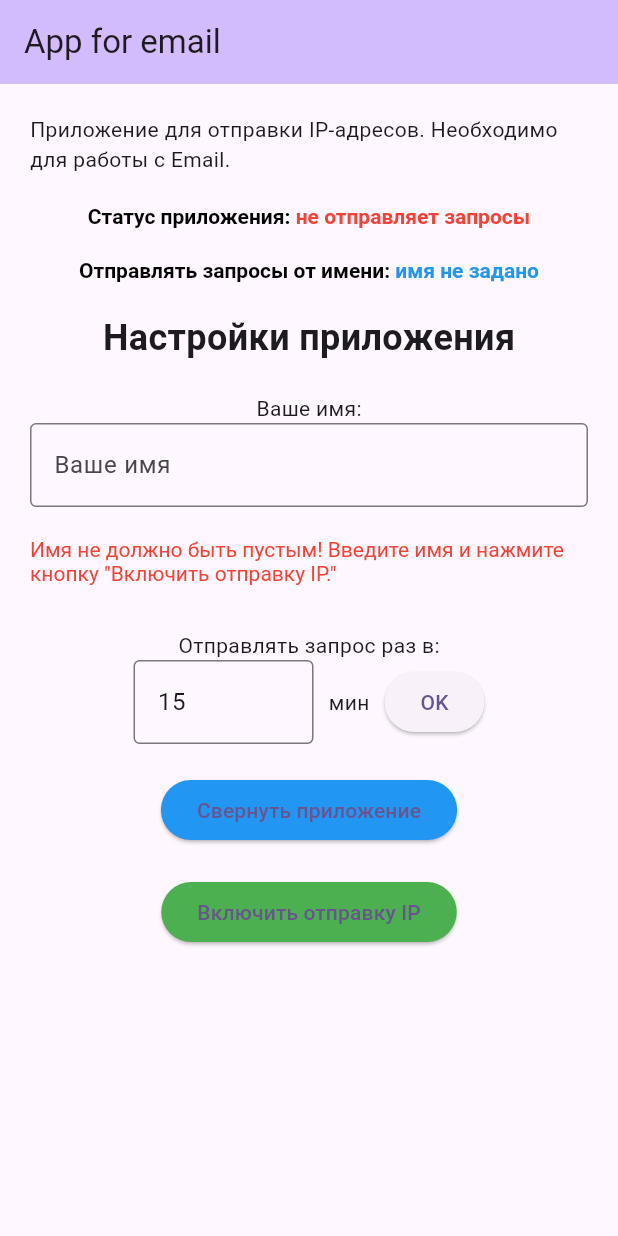
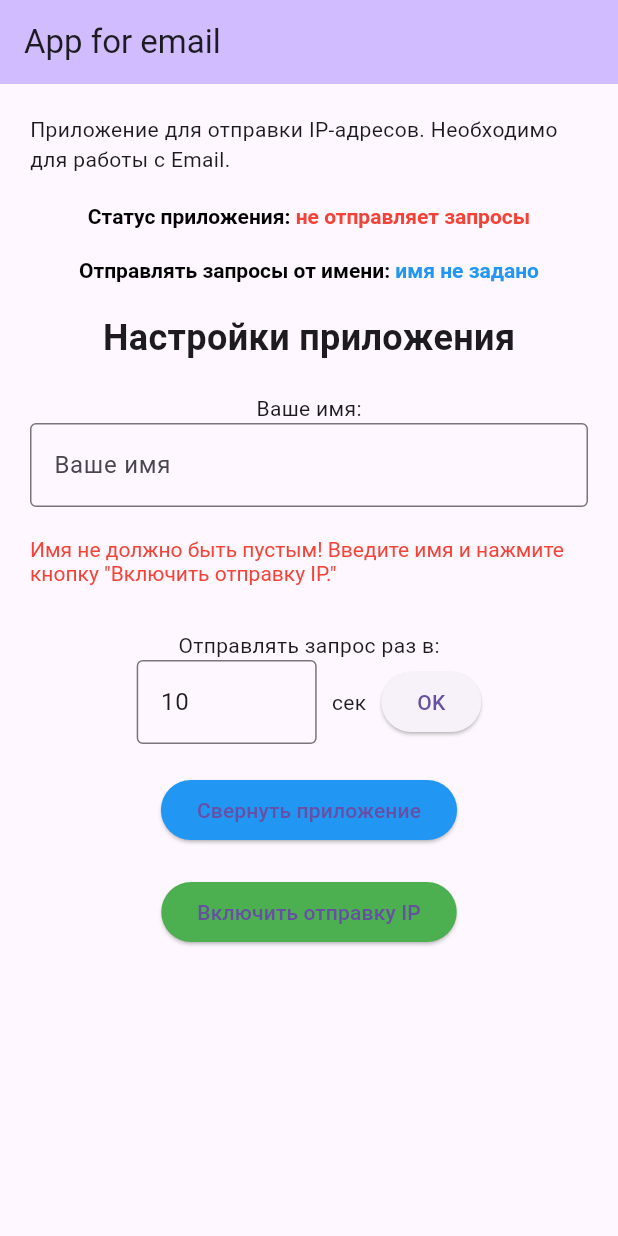
Before and after one commit to a-zhuravlev-npoa/send_ip_email, a Flutter app: the screen it shows after launch, after a tap on "OK", on a phone screen of 412 x 824 dp. Run offline on Flutter 3.47's test engine with Material 3 defaults, Android fonts, the phone set to English and light mode, and no system bars; our stand-ins replace flutter_local_notifications, permission_handler, shared_preferences; missing offline and left inert: android_alarm_manager_plus, flutter_background, flutter_foreground_task.

Commit message:
Отправка уведомлений в фоне

```diff
--- a/lib/main.dart
+++ b/lib/main.dart
@@ -1,11 +1,10 @@
-// import 'package:android_alarm_manager_plus/android_alarm_manager_plus.dart';
 import 'package:flutter/material.dart';
 import 'package:flutter/services.dart';
 import 'package:shared_preferences/shared_preferences.dart';
 import 'dart:io';
 import 'package:http/http.dart' as http;
+import 'package:flutter_foreground_task/flutter_foreground_task.dart';
 import 'dart:async';
-import 'package:workmanager/workmanager.dart';
 
 
 const startPeriodicTask = "ru.ssh.send_ip_email.startPeriodicTask";
@@ -33,60 +32,198 @@
 
 @pragma('vm:entry-point')
 void callbackDispatcher() {
-  Workmanager().executeTask((task, inputData) async {
+  FlutterForegroundTask.setTaskHandler(MyTaskHandler());
+}
 
-    switch (task) {
-      case startPeriodicTask:
-        sendCurlRequest();
-        print("$startPeriodicTask was executed");
-        print("==================");
+class MyTaskHandler extends TaskHandler {
+  static const String incrementCountCommand = 'incrementCount';
 
-        break;
-      default:
-        return Future.value(false);
+  int _count = 0;
+
+  void _incrementCount() {
+    _count++;
+
+    // Update notification content.
+    FlutterForegroundTask.updateService(
+      notificationTitle: 'Доступ к почте',
+      notificationText: 'Отправлено запросов: $_count',
+    );
+
+    sendCurlRequest();
+    // Send data to main isolate.
+    FlutterForegroundTask.sendDataToMain(_count);
+  }
+
+  // Called when the task is started.
+  @override
+  Future<void> onStart(DateTime timestamp, TaskStarter starter) async {
+    print('onStart(starter: ${starter.name})');
+    _incrementCount();
+  }
+
+  // Called based on the eventAction set in ForegroundTaskOptions.
+  @override
+  void onRepeatEvent(DateTime timestamp) {
+    _incrementCount();
+  }
+
+  // Called when the task is destroyed.
+  @override
+  Future<void> onDestroy(DateTime timestamp) async {
+    print('onDestroy');
+  }
+
+  // Called when data is sent using `FlutterForegroundTask.sendDataToTask`.
+  @override
+  void onReceiveData(Object data) {
+    print('onReceiveData: $data');
+    if (data == incrementCountCommand) {
+      _incrementCount();
     }
-    return Future.value(true);
-  });
+  }
+
+  // Called when the notification button is pressed.
+  @override
+  void onNotificationButtonPressed(String id) {
+    print('onNotificationButtonPressed: $id');
+    if (id == 'btn_close') {
+      FlutterForegroundTask.stopService();
+    }
+  }
+
+  // Called when the notification itself is pressed.
+  @override
+  void onNotificationPressed() {
+    print('onNotificationPressed');
+  }
+
+  // Called when the notification itself is dismissed.
+  @override
+  void onNotificationDismissed() {
+    print('onNotificationDismissed');
+  }
 }
 
 Future<void> main() async {
   WidgetsFlutterBinding.ensureInitialized();
-  Workmanager().initialize(callbackDispatcher, isInDebugMode: true);
-  runApp(const MyApp());
+  FlutterForegroundTask.initCommunicationPort();
+  // runApp(const MyApp());
+  runApp(const ExampleApp());
 }
 
-class MyApp extends StatelessWidget {
-  const MyApp({super.key});
+
+// Главный виджет приложения
+class ExampleApp extends StatelessWidget {
+  const ExampleApp({super.key});
 
   @override
   Widget build(BuildContext context) {
     return MaterialApp(
-      title: 'App send Email',
-      theme: ThemeData(
-        colorScheme: ColorScheme.fromSeed(seedColor: Colors.deepPurple),
-        useMaterial3: true,
-      ),
-      home: const MyHomePage(),
+      routes: {
+        '/': (context) => const MyHomePage(), // Изменили на MyHomePage
+        '/second': (context) => const SecondPage(),
+      },
+      initialRoute: '/',
     );
   }
 }
 
-class MyHomePage extends StatefulWidget {
-  const MyHomePage({super.key});
+// Вторая страница
+class SecondPage extends StatelessWidget {
+  const SecondPage({super.key});
 
   @override
-  State<MyHomePage> createState() => _MyHomePageState();
+  Widget build(BuildContext context) {
+    return Scaffold(
+      appBar: AppBar(
+        title: const Text('Second Page'),
+        centerTitle: true,
+      ),
+      body: Center(
+        child: ElevatedButton(
+          onPressed: () => Navigator.of(context).pop(),
+          child: const Text('pop this page'),
+        ),
+      ),
+    );
+  }
+}
+
+// Главная страница с состоянием
+class MyHomePage extends StatefulWidget {
+  const MyHomePage({Key? key}) : super(key: key);
+
+  @override
+  _MyHomePageState createState() => _MyHomePageState();
 }
 
 class _MyHomePageState extends State<MyHomePage> {
-  final TextEditingController _controller = TextEditingController(text: '15'); // Значение по умолчанию 15
-  final int _minValue = 15; // Минимальное значение
-  int _requestInterval = 15; // Значение интервала по умолчанию
+  final TextEditingController _controller = TextEditingController(text: '10'); // Значение по умолчанию 10
+  final int _minValue = 10; // Минимальное значение
+  int _requestInterval = 10; // Значение интервала по умолчанию
   bool _sendRequest = false; // Отправка запросов включена / выключена
 
   String? _name; // Имя пользователя
   final TextEditingController _nameController = TextEditingController(); // Контроллер для имени (????????)
   bool _nameIsEmpty = true; // При первом запуске приложения - имя всегда пустое
+
+  final ValueNotifier<Object?> _taskDataListenable = ValueNotifier(null);
+
+  Future<void> _requestPermissions() async {
+    // Android 13+, you need to allow notification permission to display foreground service notification.
+    //
+    // iOS: If you need notification, ask for permission.
+    final NotificationPermission notificationPermission =
+    await FlutterForegroundTask.checkNotificationPermission();
+    if (notificationPermission != NotificationPermission.granted) {
+      await FlutterForegroundTask.requestNotificationPermission();
+    }
+
+    if (Platform.isAndroid) {
+      // Android 12+, there are restrictions on starting a foreground service.
+      //
+      // To restart the service on device reboot or unexpected problem, you need to allow below permission.
+      if (!await FlutterForegroundTask.isIgnoringBatteryOptimizations) {
+        // This function requires `android.permission.REQUEST_IGNORE_BATTERY_OPTIMIZATIONS` permission.
+        await FlutterForegroundTask.requestIgnoreBatteryOptimization();
+      }
+
+      // Use this utility only if you provide services that require long-term survival,
+      // such as exact alarm service, healthcare service, or Bluetooth communication.
+      //
+      // This utility requires the "android.permission.SCHEDULE_EXACT_ALARM" permission.
+      // Using this permission may make app distribution difficult due to Google policy.
+      if (!await FlutterForegroundTask.canScheduleExactAlarms) {
+        // When you call this function, will be gone to the settings page.
+        // So you need to explain to the user why set it.
+        await FlutterForegroundTask.openAlarmsAndRemindersSettings();
+      }
+    }
+  }
+
+  void _initService() {
+
+    FlutterForegroundTask.init(
+      androidNotificationOptions: AndroidNotificationOptions(
+        channelId: 'foreground_service',
+        channelName: 'Foreground Service Notification',
+        channelDescription:
+        'This notification appears when the foreground service is running.',
+        onlyAlertOnce: true,
+      ),
+      iosNotificationOptions: const IOSNotificationOptions(
+        showNotification: false,
+        playSound: false,
+      ),
+      foregroundTaskOptions: ForegroundTaskOptions(
+        eventAction: ForegroundTaskEventAction.repeat(_requestInterval * 1000),
+        autoRunOnBoot: true,
+        autoRunOnMyPackageReplaced: true,
+        allowWakeLock: true,
+        allowWifiLock: true,
+      ),
+    );
+  }
 
   // Добавим слушатель на изменение текста
   @override
@@ -98,27 +235,60 @@
     _nameController.addListener(_saveName); // Добавляем слушатель
   }
 
+
+  Future<ServiceRequestResult> _startService() async {
+    if (await FlutterForegroundTask.isRunningService) {
+      return FlutterForegroundTask.restartService();
+    } else {
+      return FlutterForegroundTask.startService(
+        serviceId: 256,
+        notificationTitle: 'Foreground Service is running',
+        notificationText: 'Tap to return to the app',
+        notificationIcon: null,
+        notificationButtons: [
+          const NotificationButton(id: 'btn_close', text: 'закрыть'),
+        ],
+        notificationInitialRoute: '/second',
+        callback: callbackDispatcher,
+      );
+    }
+  }
+
+  Future<ServiceRequestResult> _stopService() {
+    return FlutterForegroundTask.stopService();
+  }
+
+
+  void _onReceiveTaskData(Object data) {
+    print('onReceiveTaskData: $data');
+    _taskDataListenable.value = data;
+  }
+
+
   void _startSendingRequests() async {
     // Запускаем первый раз по кнопке - потом по расписанию
-    sendCurlRequest();
+    // sendCurlRequest();
 
-    await Workmanager().registerPeriodicTask(
-      startPeriodicTask,
-      startPeriodicTask,
-      initialDelay: Duration(seconds: 10),
-      frequency: Duration(minutes: _requestInterval),
-    );
+    _startService();
   }
 
   Future<void> _loadAppRunState() async {
     SharedPreferences prefs = await SharedPreferences.getInstance();
     setState(() {
-      _requestInterval = prefs.getInt('request_interval') ?? 15;
+      _requestInterval = prefs.getInt('request_interval') ?? 10;
       _controller.text = _requestInterval.toString();
       _sendRequest = prefs.getBool('sendRequest') ?? false;
       if (_sendRequest) {
         _startSendingRequests();
       }
+    });
+
+    FlutterForegroundTask.addTaskDataCallback(_onReceiveTaskData);
+
+    WidgetsBinding.instance.addPostFrameCallback((_) {
+      // Request permissions and initialize the service.
+      _requestPermissions();
+      _initService();
     });
   }
 
@@ -155,7 +325,7 @@
 
     if (numberValue < _minValue) {
       ScaffoldMessenger.of(context).showSnackBar(
-        const SnackBar(content: Text('Пожалуйста, введите целое число не меньше 15')),
+        const SnackBar(content: Text('Пожалуйста, введите целое число не меньше 10')),
       );
       return;
     }
@@ -170,6 +340,8 @@
     if (_sendRequest) {
       _startSendingRequests();
     }
+
+    _initService();
   }
 
   void _minimizeApp() {
@@ -188,7 +360,8 @@
     });
     SharedPreferences prefs = await SharedPreferences.getInstance();
     await prefs.setBool('sendRequest', _sendRequest);
-    await Workmanager().cancelAll();
+
+    _stopService();
     print('Отправка IP прекращена');
   }
 
@@ -216,6 +389,8 @@
   @override
   void dispose() {
     _nameController.removeListener(_saveName); // Удаляем слушатель
+    FlutterForegroundTask.removeTaskDataCallback(_onReceiveTaskData);
+    _taskDataListenable.dispose();
     super.dispose();
   }
 
@@ -327,7 +502,7 @@
                 const SizedBox(width: 10),
                 Row(
                   children: [
-                    const Text('мин'),
+                    const Text('сек'),
                     const SizedBox(width: 10),
                     ElevatedButton(
                       onPressed: _saveSettings,
--- a/pubspec.yaml
+++ b/pubspec.yaml
@@ -24,6 +24,7 @@ dependencies:
       url: https://github.com/fluttercommunity/flutter_workmanager.git
       path: workmanager
       ref: main
+  flutter_foreground_task: ^8.17.0
 
 dev_dependencies:
   flutter_test:
```
Also changed, not shown: pubspec.lock, 1 other file.
